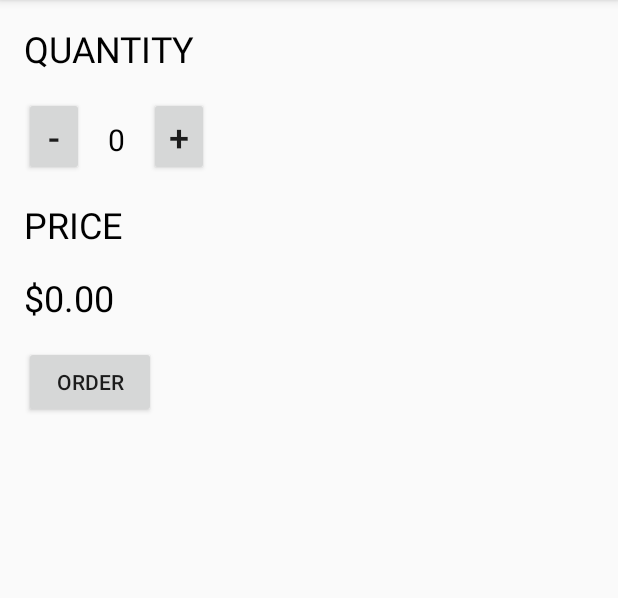
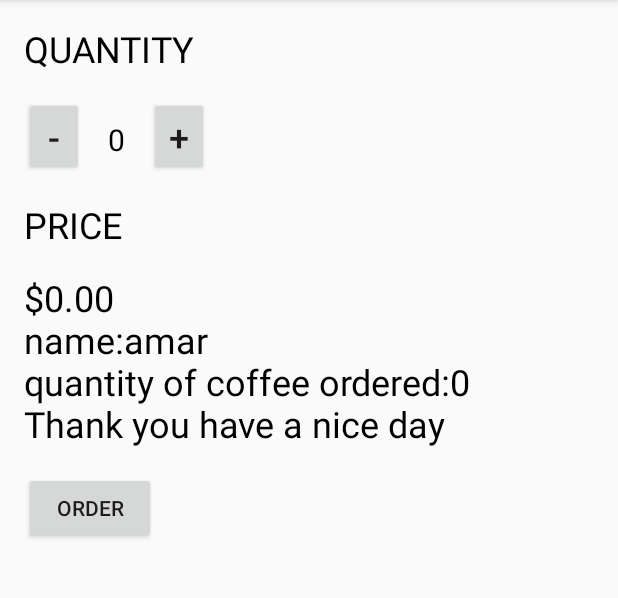
Before and after one commit to amarn19/test_coffee, an Android app: the screen it shows after launch (MainActivity), after a tap on "ORDER", on a phone screen of 412 x 824 dp, the part 84-682 px from its top. Run offline under Robolectric (Android 15) with nearby library versions, the phone set to English and light mode, and no system bars.

Commit message:
output changed on order button click

```diff
--- a/app/src/main/java/com/example/amar/test_coffee/MainActivity.java
+++ b/app/src/main/java/com/example/amar/test_coffee/MainActivity.java
@@ -40,8 +40,10 @@ public class MainActivity extends ActionBarActivity {
     }
     public void display_price(int q)
     {
+        String name="\nname:amar"+"\nquantity of coffee ordered:"+quant+"\nThank you have a nice day";
         TextView text1=(TextView)findViewById(R.id.price);
-        text1.setText(NumberFormat.getCurrencyInstance().format(q));
+
+        text1.setText(NumberFormat.getCurrencyInstance().format(q)+name);
 
     }
     @Override
```
Also changed, not shown: 1 other file.
